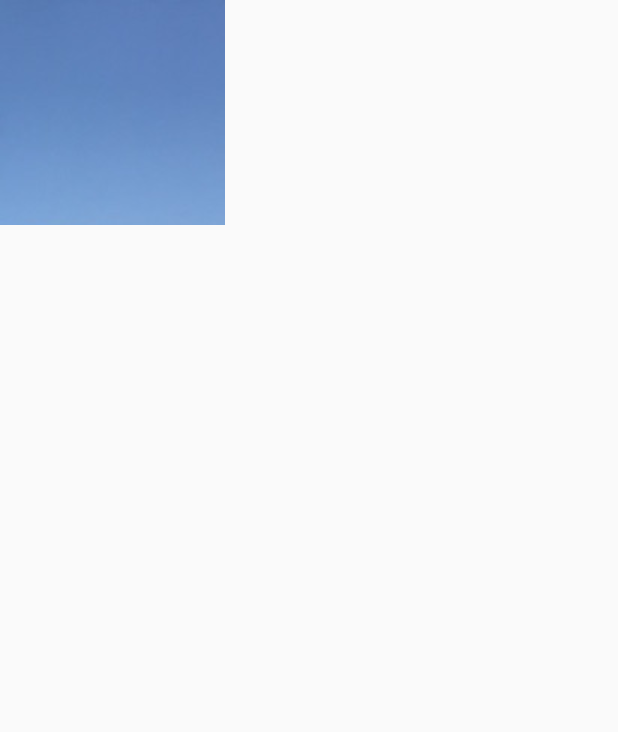
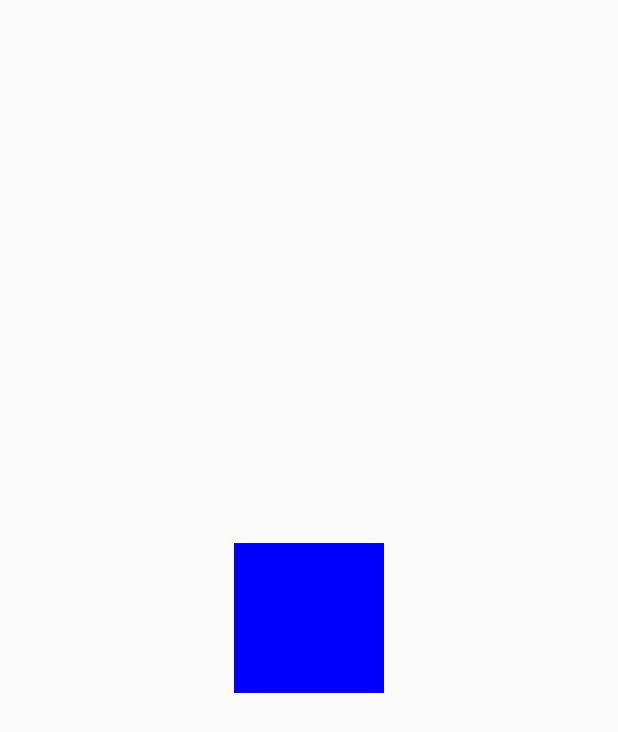
Before and after one commit to Moroooz/GestureDemo, an Android app built with Jetpack Compose: the screen it shows after launch (MainActivity), on a phone screen of 412 x 824 dp. Shown: the top 732 px of the screen. Run offline under Robolectric (Android 15) with nearby library versions, the phone set to English and light mode, and no system bars.

Commit message:
Add MainScreen with MultiTouchDemo

```diff
--- a/app/src/main/java/com/example/gesturedemo/MainActivity.kt
+++ b/app/src/main/java/com/example/gesturedemo/MainActivity.kt
@@ -13,7 +13,9 @@ import androidx.compose.foundation.gestures.detectTapGestures
 import androidx.compose.foundation.gestures.draggable
 import androidx.compose.foundation.gestures.rememberDraggableState
 import androidx.compose.foundation.gestures.rememberScrollableState
+import androidx.compose.foundation.gestures.rememberTransformableState
 import androidx.compose.foundation.gestures.scrollable
+import androidx.compose.foundation.gestures.transformable
 import androidx.compose.foundation.horizontalScroll
 import androidx.compose.foundation.layout.Box
 import androidx.compose.foundation.layout.Column
@@ -29,6 +31,7 @@ import androidx.compose.material3.Scaffold
 import androidx.compose.material3.Text
 import androidx.compose.runtime.Composable
 import androidx.compose.runtime.getValue
+import androidx.compose.runtime.mutableFloatStateOf
 import androidx.compose.runtime.mutableStateOf
 import androidx.compose.runtime.remember
 import androidx.compose.runtime.setValue
@@ -37,6 +40,7 @@ import androidx.compose.ui.Modifier
 import androidx.compose.ui.geometry.Offset
 import androidx.compose.ui.graphics.Color
 import androidx.compose.ui.graphics.ImageBitmap
+import androidx.compose.ui.graphics.graphicsLayer
 import androidx.compose.ui.input.pointer.pointerInput
 import androidx.compose.ui.res.imageResource
 import androidx.compose.ui.tooling.preview.Preview
@@ -59,7 +63,31 @@ class MainActivity : ComponentActivity() {
 
 @Composable
 fun MainScreen(modifier: Modifier = Modifier) {
-    ScrollModifiers(modifier)
+    MultiTouchDemo(modifier)
+}
+
+@Composable
+fun MultiTouchDemo(modifier: Modifier = Modifier) {
+
+    var scale by remember { mutableFloatStateOf(1f) }
+
+    val state = rememberTransformableState {
+            scaleChange, offsetChange, rotationChange ->
+        scale *= scaleChange
+    }
+
+    Box(contentAlignment = Alignment.Center, modifier = modifier.fillMaxSize()) {
+        Box(
+            Modifier
+                .graphicsLayer(
+                    scaleX = scale,
+                    scaleY = scale
+                )
+                .transformable(state = state)
+                .background(Color.Blue)
+                .size(100.dp)
+        )
+    }
 }
 
 @Composable
```
